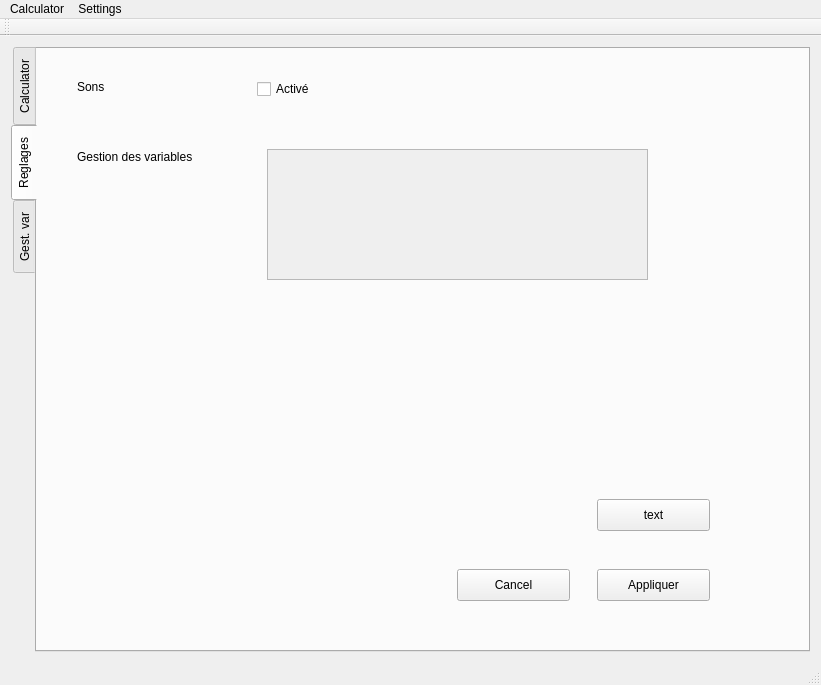
This is Code/Calculatrice/mainwindow.ui in AntoineRondelet/Scientist_Calculator_C-_Qt as Qt 5 draws it before an edit. The edited form follows.
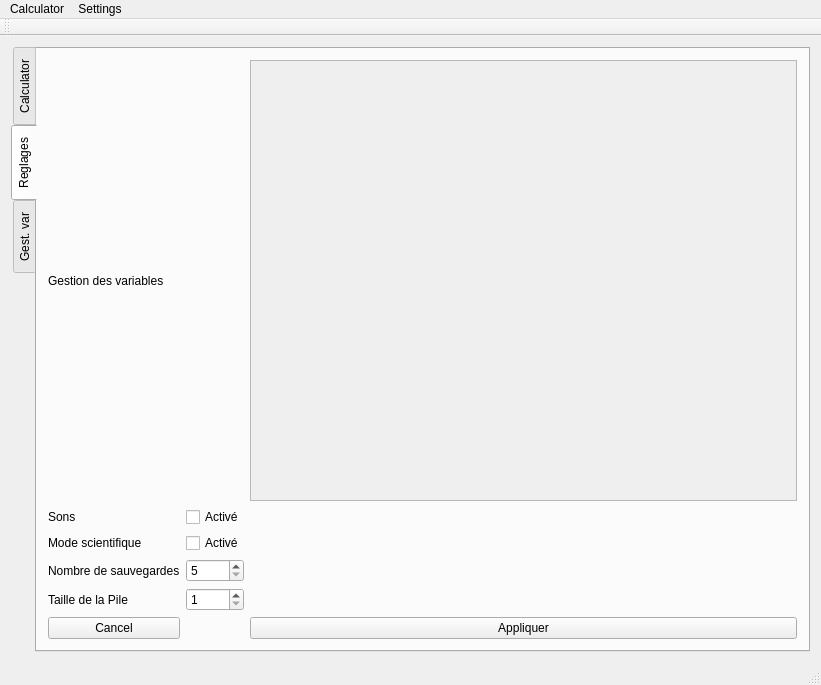
This is the edited form.

Commit message: taille de la pile modifiable

The edit to the form file:
```diff
--- a/Code/Calculatrice/mainwindow.ui
+++ b/Code/Calculatrice/mainwindow.ui
@@ -419,13 +419,6 @@
             </property>
            </widget>
           </item>
-          <item row="13" column="3">
-           <widget class="QCheckBox" name="checkBoxS">
-            <property name="text">
-             <string>Scientist Mode</string>
-            </property>
-           </widget>
-          </item>
          </layout>
         </item>
         <item>
@@ -441,107 +434,108 @@
        <attribute name="title">
         <string>Reglages</string>
        </attribute>
-       <widget class="QPushButton" name="pushButton_2">
-        <property name="geometry">
-         <rect>
-          <x>560</x>
-          <y>520</y>
-          <width>113</width>
-          <height>32</height>
-         </rect>
-        </property>
-        <property name="text">
-         <string>Appliquer</string>
-        </property>
-       </widget>
-       <widget class="QPushButton" name="pushButton_3">
-        <property name="geometry">
-         <rect>
-          <x>560</x>
-          <y>450</y>
-          <width>113</width>
-          <height>32</height>
-         </rect>
-        </property>
-        <property name="text">
-         <string>text</string>
-        </property>
-       </widget>
-       <widget class="QLabel" name="label">
-        <property name="geometry">
-         <rect>
-          <x>40</x>
-          <y>30</y>
-          <width>59</width>
-          <height>16</height>
-         </rect>
-        </property>
-        <property name="text">
-         <string>Sons</string>
-        </property>
-       </widget>
-       <widget class="QLabel" name="label_2">
-        <property name="geometry">
-         <rect>
-          <x>40</x>
-          <y>100</y>
-          <width>141</width>
-          <height>16</height>
-         </rect>
-        </property>
-        <property name="text">
-         <string>Gestion des variables</string>
-        </property>
-       </widget>
-       <widget class="QCheckBox" name="checkBox">
-        <property name="geometry">
-         <rect>
-          <x>220</x>
-          <y>30</y>
-          <width>86</width>
-          <height>20</height>
-         </rect>
-        </property>
-        <property name="text">
-         <string>Activé</string>
-        </property>
-       </widget>
-       <widget class="QScrollArea" name="scrollArea">
-        <property name="geometry">
-         <rect>
-          <x>230</x>
-          <y>100</y>
-          <width>381</width>
-          <height>131</height>
-         </rect>
-        </property>
-        <property name="widgetResizable">
-         <bool>true</bool>
-        </property>
-        <widget class="QWidget" name="scrollAreaWidgetContents">
-         <property name="geometry">
-          <rect>
-           <x>0</x>
-           <y>0</y>
-           <width>379</width>
-           <height>129</height>
-          </rect>
-         </property>
-        </widget>
-       </widget>
-       <widget class="QPushButton" name="pushButton">
-        <property name="geometry">
-         <rect>
-          <x>420</x>
-          <y>520</y>
-          <width>113</width>
-          <height>32</height>
-         </rect>
-        </property>
-        <property name="text">
-         <string>Cancel</string>
-        </property>
-       </widget>
+       <layout class="QGridLayout" name="gridLayout_4">
+        <item row="1" column="3">
+         <widget class="QScrollArea" name="scrollArea">
+          <property name="widgetResizable">
+           <bool>true</bool>
+          </property>
+          <widget class="QWidget" name="scrollAreaWidgetContents">
+           <property name="geometry">
+            <rect>
+             <x>0</x>
+             <y>0</y>
+             <width>498</width>
+             <height>411</height>
+            </rect>
+           </property>
+          </widget>
+         </widget>
+        </item>
+        <item row="6" column="0">
+         <widget class="QPushButton" name="pushButton">
+          <property name="text">
+           <string>Cancel</string>
+          </property>
+         </widget>
+        </item>
+        <item row="3" column="2">
+         <widget class="QCheckBox" name="checkBoxS">
+          <property name="text">
+           <string>Activé</string>
+          </property>
+         </widget>
+        </item>
+        <item row="6" column="3">
+         <widget class="QPushButton" name="pushButton_2">
+          <property name="text">
+           <string>Appliquer</string>
+          </property>
+         </widget>
+        </item>
+        <item row="1" column="0">
+         <widget class="QLabel" name="label_2">
+          <property name="text">
+           <string>Gestion des variables</string>
+          </property>
+         </widget>
+        </item>
+        <item row="4" column="2">
+         <widget class="QSpinBox" name="spinBox">
+          <property name="minimum">
+           <number>5</number>
+          </property>
+          <property name="maximum">
+           <number>10</number>
+          </property>
+         </widget>
+        </item>
+        <item row="5" column="0">
+         <widget class="QLabel" name="label_5">
+          <property name="text">
+           <string>Taille de la Pile </string>
+          </property>
+         </widget>
+        </item>
+        <item row="5" column="2">
+         <widget class="QSpinBox" name="spinBoxDimPile">
+          <property name="minimum">
+           <number>1</number>
+          </property>
+          <property name="maximum">
+           <number>7</number>
+          </property>
+         </widget>
+        </item>
+        <item row="3" column="0">
+         <widget class="QLabel" name="label_3">
+          <property name="text">
+           <string>Mode scientifique</string>
+          </property>
+         </widget>
+        </item>
+        <item row="4" column="0">
+         <widget class="QLabel" name="label_4">
+          <property name="text">
+           <string>Nombre de sauvegardes</string>
+          </property>
+         </widget>
+        </item>
+        <item row="2" column="0">
+         <widget class="QLabel" name="label">
+          <property name="text">
+           <string>Sons</string>
+          </property>
+         </widget>
+        </item>
+        <item row="2" column="2">
+         <widget class="QCheckBox" name="checkBox">
+          <property name="text">
+           <string>Activé</string>
+          </property>
+         </widget>
+        </item>
+       </layout>
       </widget>
       <widget class="QWidget" name="tab_5">
        <attribute name="title">
```
Left out of the diff: 3 changed lines with no effect on the pictures. The commit also changes 9 other files.
